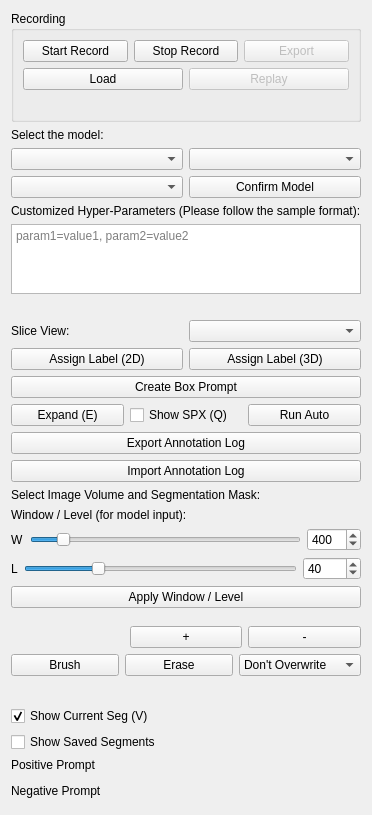
Before: the Qt Designer form SegmentHumanBody/Resources/UI/SegmentHumanBody.ui in yzluka/SlicerSegmentHumanBody, drawn with Qt 5.
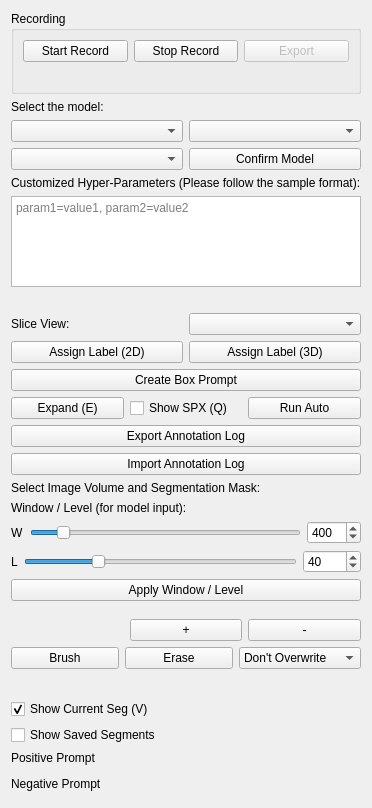
After: the same form once the commit is applied. Custom widgets are drawn as their Qt base class.

The edit to the form file:
```diff
--- a/SegmentHumanBody/Resources/UI/SegmentHumanBody.ui
+++ b/SegmentHumanBody/Resources/UI/SegmentHumanBody.ui
@@ -41,23 +41,6 @@
         </item>
        </layout>
       </item>
-      <item>
-       <layout class="QHBoxLayout">
-        <item>
-         <widget class="QPushButton" name="loadRecordButton">
-          <property name="text"><string>Load</string></property>
-          <property name="toolTip"><string>Load a previously saved recording JSON file</string></property>
-         </widget>
-        </item>
-        <item>
-         <widget class="QPushButton" name="replayRecordButton">
-          <property name="text"><string>Replay</string></property>
-          <property name="enabled"><bool>false</bool></property>
-          <property name="toolTip"><string>Replay loaded recording onto a new segmentation (requires matching volume)</string></property>
-         </widget>
-        </item>
-       </layout>
-      </item>
       <item>
        <widget class="QLabel" name="recordStatusLabel">
         <property name="text"><string></string></property>
```
